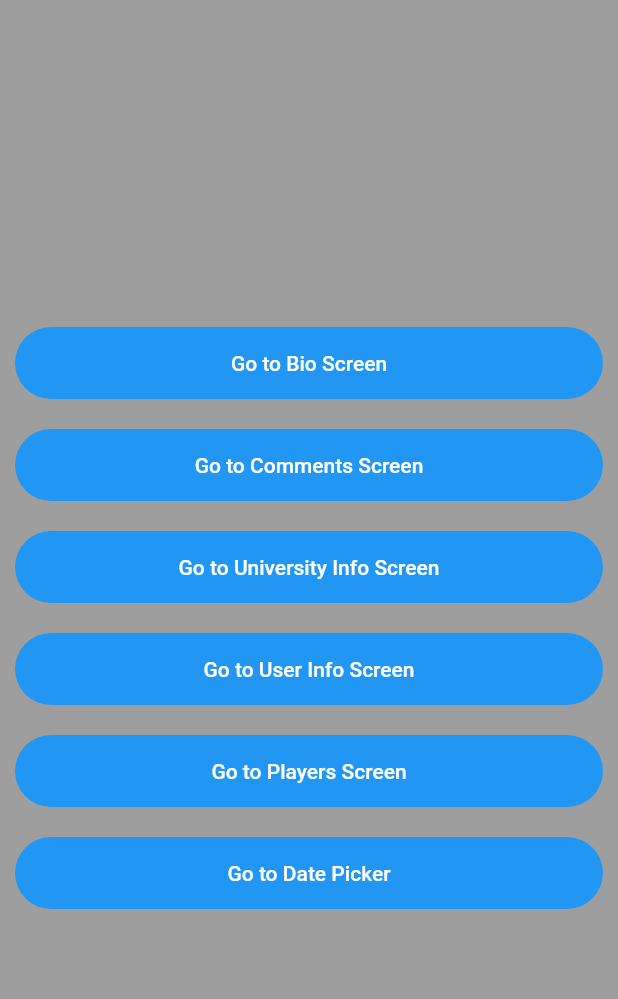
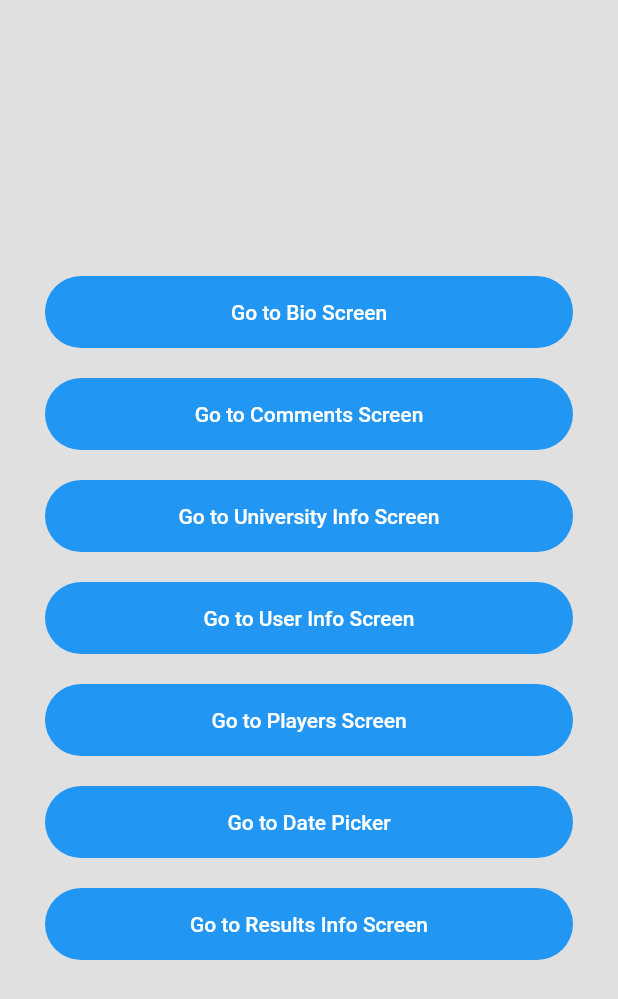
Before and after one commit to Hassanulhaq52/Api-Integration1, a Flutter app: the screen it shows after launch, on a phone screen of 412 x 824 dp. Shown: the top 999 px of the screen. Run offline on Flutter 3.47's test engine with Material 2 defaults, Android fonts, the phone set to English and light mode, and no system bars; our stand-ins replace table_calendar.

Commit message:
Results Info Api Integrated.

```diff
--- /dev/null
+++ b/lib/models/result_info_model.dart
@@ -0,0 +1,267 @@
+class ResultsInfoModel {
+  ResultsInfoModel({
+    required this.results,
+    required this.info,
+  });
+
+  final List<Results> results;
+  final Info info;
+
+  factory ResultsInfoModel.fromJson(Map<String, dynamic> json) =>
+      ResultsInfoModel(
+        results:
+            List<Results>.from(json["results"].map((x) => Results.fromJson(x))),
+        info: Info.fromJson(json["info"]),
+      );
+}
+
+class Results {
+  Results({
+    required this.gender,
+    required this.name,
+    required this.location,
+    required this.email,
+    required this.login,
+    required this.dob,
+    required this.registered,
+    required this.phone,
+    required this.cell,
+    required this.id,
+    required this.picture,
+    required this.nat,
+  });
+
+  final String gender;
+  final Name name;
+  final Location location;
+  final String email;
+  final Login login;
+  final Dob dob;
+  final Registered registered;
+  final String phone;
+  final String cell;
+  final Id id;
+  final Picture picture;
+  final String nat;
+
+  factory Results.fromJson(Map<String, dynamic> json) => Results(
+        gender: json["gender"],
+        name: Name.fromJson(json["name"]),
+        location: Location.fromJson(json["location"]),
+        email: json["email"],
+        login: Login.fromJson(json["login"]),
+        dob: Dob.fromJson(json["dob"]),
+        registered: Registered.fromJson(json["registered"]),
+        phone: json["phone"],
+        cell: json["cell"],
+        id: Id.fromJson(json["id"]),
+        picture: Picture.fromJson(json["picture"]),
+        nat: json["nat"],
+      );
+}
+
+class Name {
+  Name({
+    required this.title,
+    required this.first,
+    required this.last,
+  });
+
+  final String title;
+  final String first;
+  final String last;
+
+  factory Name.fromJson(Map<String, dynamic> json) => Name(
+        title: json["title"],
+        first: json["first"],
+        last: json["last"],
+      );
+}
+
+class Location {
+  Location({
+    required this.street,
+    required this.city,
+    required this.state,
+    required this.country,
+    required this.postCode,
+    required this.coordinates,
+    required this.timeZone,
+  });
+
+  final Street street;
+  final String city;
+  final String state;
+  final String country;
+  final int postCode;
+  final Coordinates coordinates;
+  final TimeZone timeZone;
+
+  factory Location.fromJson(Map<String, dynamic> json) => Location(
+        street: Street.fromJson(json["street"]),
+        city: json["city"],
+        state: json["state"],
+        country: json["country"],
+        postCode: json["postcode"],
+        coordinates: Coordinates.fromJson(json["coordinates"]),
+        timeZone: TimeZone.fromJson(json["timezone"]),
+      );
+}
+
+class Street {
+  Street({
+    required this.number,
+    required this.name,
+  });
+
+  final int number;
+  final String name;
+
+  factory Street.fromJson(Map<String, dynamic> json) => Street(
+        number: json["number"],
+        name: json["name"],
+      );
+}
+
+class Coordinates {
+  Coordinates({
+    required this.latitude,
+    required this.longitude,
+  });
+
+  final String latitude;
+  final String longitude;
+
+  factory Coordinates.fromJson(Map<String, dynamic> json) => Coordinates(
+        latitude: json["latitude"],
+        longitude: json["longitude"],
+      );
+}
+
+class TimeZone {
+  TimeZone({
+    required this.offset,
+    required this.description,
+  });
+
+  final String offset;
+  final String description;
+
+  factory TimeZone.fromJson(Map<String, dynamic> json) => TimeZone(
+        offset: json["offset"],
+        description: json["description"],
+      );
+}
+
+class Login {
+  Login({
+    required this.uuid,
+    required this.userName,
+    required this.password,
+    required this.salt,
+    required this.md5,
+    required this.sha1,
+    required this.sha256,
+  });
+
+  final String uuid;
+  final String userName;
+  final String password;
+  final String salt;
+  final String md5;
+  final String sha1;
+  final String sha256;
+
+  factory Login.fromJson(Map<String, dynamic> json) => Login(
+        uuid: json["uuid"],
+        userName: json["username"],
+        password: json["password"],
+        salt: json["salt"],
+        md5: json["md5"],
+        sha1: json["sha1"],
+        sha256: json["sha256"],
+      );
+}
+
+class Dob {
+  Dob({
+    required this.date,
+    required this.age,
+  });
+
+  final String date;
+  final int age;
+
+  factory Dob.fromJson(Map<String, dynamic> json) => Dob(
+        date: json["date"],
+        age: json["age"],
+      );
+}
+
+class Registered {
+  Registered({
+    required this.date,
+    required this.age,
+  });
+
+  final String date;
+  final int age;
+
+  factory Registered.fromJson(Map<String, dynamic> json) => Registered(
+        date: json["date"],
+        age: json["age"],
+      );
+}
+
+class Id {
+  Id({
+    required this.name,
+    this.value,
+  });
+
+  final String name;
+  final String? value;
+
+  factory Id.fromJson(Map<String, dynamic> json) => Id(
+        name: json["name"],
+        value: json["value"],
+      );
+}
+
+class Picture {
+  Picture({
+    required this.large,
+    required this.medium,
+    required this.thumbnail,
+  });
+
+  final String large;
+  final String medium;
+  final String thumbnail;
+
+  factory Picture.fromJson(Map<String, dynamic> json) => Picture(
+        large: json["large"],
+        medium: json["medium"],
+        thumbnail: json["thumbnail"],
+      );
+}
+
+class Info {
+  Info({
+    required this.seed,
+    required this.results,
+    required this.page,
+    required this.version,
+  });
+  final String seed;
+  final int results;
+  final int page;
+  final String version;
+
+  factory Info.fromJson(Map<String, dynamic> json) => Info(
+        seed: json["seed"],
+        results: json["results"],
+        page: json["page"],
+        version: json["version"],
+      );
+}
--- a/lib/screens/covid_cases_screen.dart
+++ b/lib/screens/covid_cases_screen.dart
@@ -32,7 +32,7 @@ class CovidCasesScreen extends StatelessWidget {
           builder: (context, snapshot) {
             if (snapshot.hasData) {
               final covidCasesInfo = snapshot.data!;
-              final covidData = covidCasesInfo.data!;
+              final covidData = covidCasesInfo.data;
 
               return ListView.builder(itemBuilder: (context, index) {
                 return Card(
--- a/lib/screens/home_screen.dart
+++ b/lib/screens/home_screen.dart
@@ -1,9 +1,9 @@
 import 'package:flutter/material.dart';
 import 'package:simple_api_integration/screens/bio_screen.dart';
 import 'package:simple_api_integration/screens/comments_screen.dart';
-import 'package:simple_api_integration/screens/covid_cases_screen.dart';
 import 'package:simple_api_integration/screens/date_picker.dart';
 import 'package:simple_api_integration/screens/players_screen.dart';
+import 'package:simple_api_integration/screens/results_info_screen.dart';
 import 'package:simple_api_integration/screens/university_info_screen.dart';
 import 'package:simple_api_integration/screens/user_info_screen.dart';
 import 'package:simple_api_integration/services/api_services.dart';
@@ -22,11 +22,10 @@ class _HomeScreenState extends State<HomeScreen> {
   @override
   Widget build(BuildContext context) {
     return Scaffold(
-      backgroundColor: Colors.grey.shade500,
+      backgroundColor: Colors.grey.shade300,
       body: Padding(
         padding: const EdgeInsets.symmetric(
-          horizontal: 10,
-          vertical: 10,
+          horizontal: 30,
         ),
         child: Column(
           mainAxisAlignment: MainAxisAlignment.center,
@@ -102,20 +101,6 @@ class _HomeScreenState extends State<HomeScreen> {
             const SizedBox(
               height: 20.0,
             ),
-            // NavigationButton(
-            //   onpressed: () {
-            //     Navigator.push(
-            //       context,
-            //       MaterialPageRoute(
-            //         builder: (context) => CovidCasesScreen(),
-            //       ),
-            //     );
-            //   },
-            //   title: 'Go to Covid Cases Screen',
-            // ),
-            // const SizedBox(
-            //   height: 20.0,
-            // ),
             NavigationButton(
               onpressed: () {
                 Navigator.push(
@@ -127,6 +112,20 @@ class _HomeScreenState extends State<HomeScreen> {
               },
               title: 'Go to Date Picker',
             ),
+            const SizedBox(
+              height: 20.0,
+            ),
+            NavigationButton(
+              onpressed: () {
+                Navigator.push(
+                  context,
+                  MaterialPageRoute(
+                    builder: (context) => const ResultsInfoScreen(),
+                  ),
+                );
+              },
+              title: 'Go to Results Info Screen',
+            ),
           ],
         ),
       ),
--- a/pubspec.yaml
+++ b/pubspec.yaml
@@ -16,8 +16,6 @@ dependencies:
   cupertino_icons: ^1.0.2
   http: ^0.13.5
   table_calendar: ^3.0.9
-  syncfusion_flutter_datepicker: ^20.4.48
-  flutter_datetime_picker: ^1.5.1
 
 dev_dependencies:
   flutter_test:
```
Also changed, not shown: lib/screens/bio_screen.dart (+30 -12 lines), lib/screens/date_picker.dart (+14 -3 lines), lib/screens/results_info_screen.dart (added, +186 -0 lines), lib/services/api_services.dart (+29 -0 lines), pubspec.lock.
